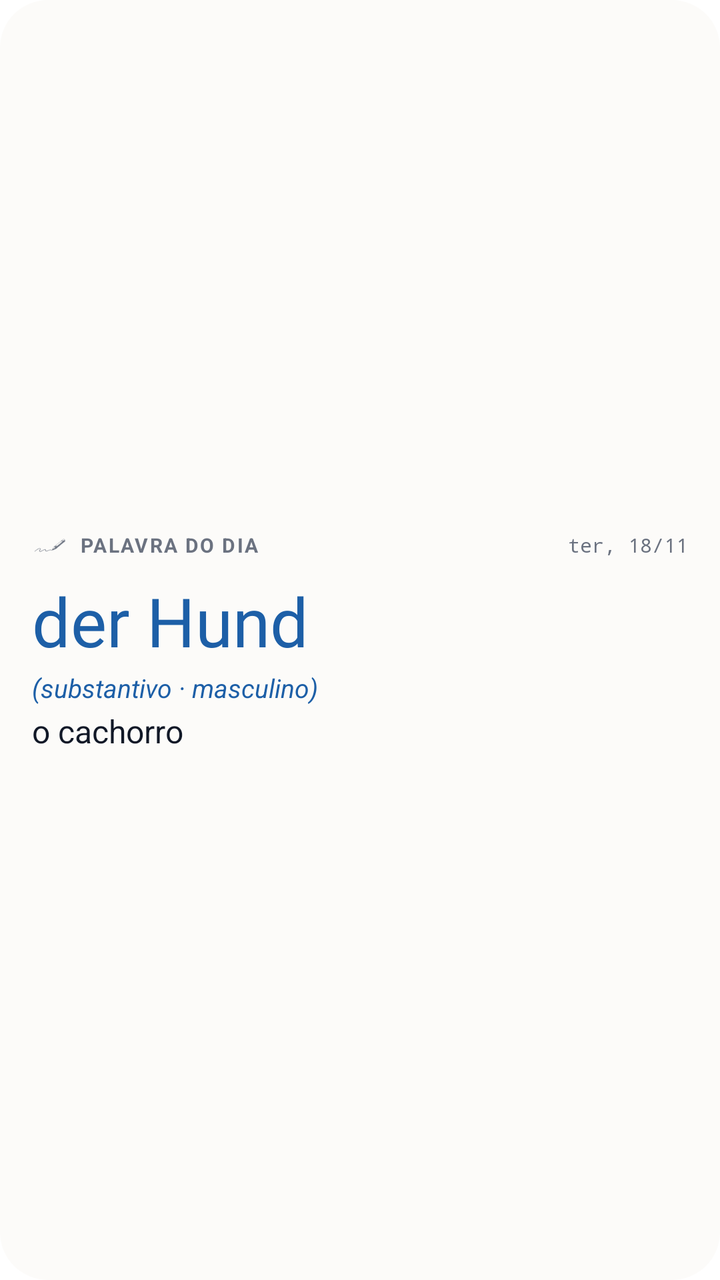
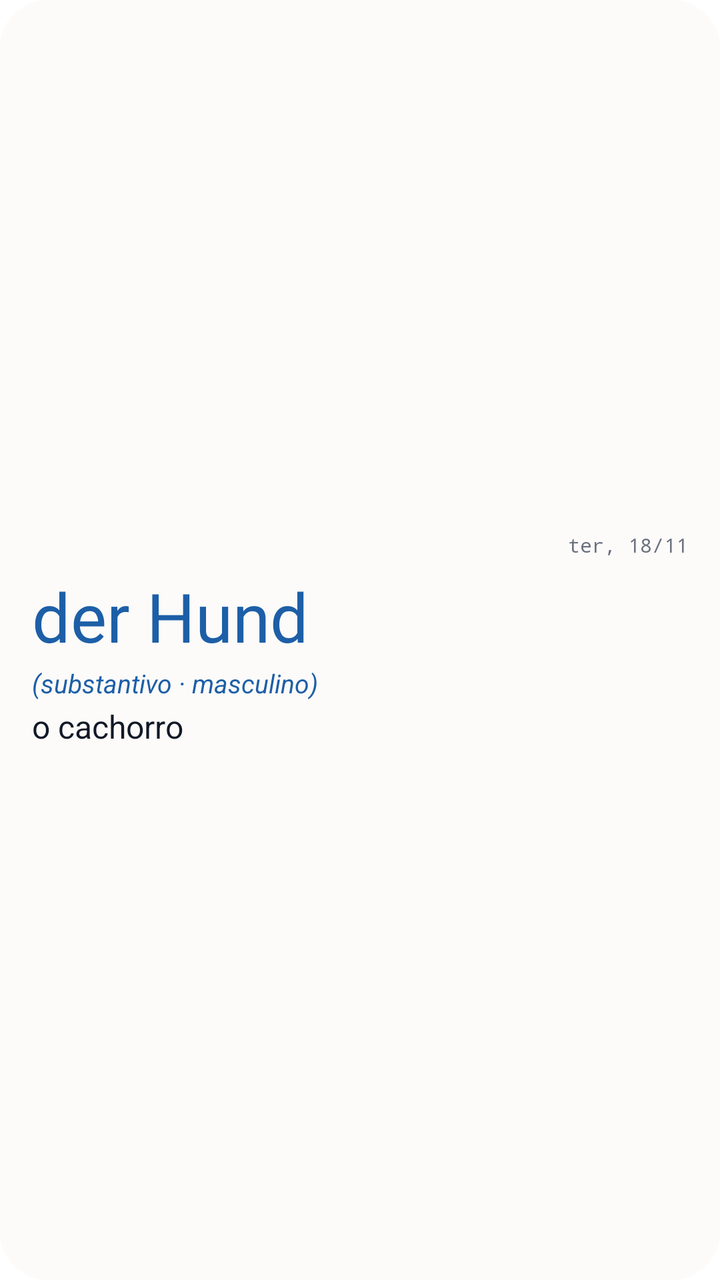

Screens rendered from an Android XML layout before and after an edit, with the pre-edit source and the edit as a unified diff.
<!-- AndroidManifest.xml: fallback theme Theme.MaterialComponents.DayNight.NoActionBar -->
<!-- res/layout/daily_word_widget.xml -->
<?xml version="1.0" encoding="utf-8"?>
<LinearLayout xmlns:android="http://schemas.android.com/apk/res/android"
    android:id="@+id/root"
    android:layout_width="match_parent"
    android:layout_height="match_parent"
    android:background="@drawable/widget_background"
    android:gravity="center_vertical"
    android:orientation="vertical"
    android:padding="16dp">

    <LinearLayout
        android:layout_width="match_parent"
        android:layout_height="wrap_content"
        android:gravity="center_vertical"
        android:orientation="horizontal">

        <ImageView
            android:layout_width="wrap_content"
            android:layout_height="18dp"
            android:adjustViewBounds="true"
            android:contentDescription="@null"
            android:src="@drawable/ic_notification"
            android:tint="@color/widget_subtle" />

        <TextView
            android:layout_width="0dp"
            android:layout_height="wrap_content"
            android:layout_marginStart="6dp"
            android:layout_weight="1"
            android:letterSpacing="0.08"
            android:maxLines="1"
            android:text="@string/widget_title"
            android:textColor="@color/widget_subtle"
            android:textSize="10sp"
            android:textStyle="bold" />

        <TextView
            android:id="@+id/date"
            android:layout_width="wrap_content"
            android:layout_height="wrap_content"
            android:fontFamily="monospace"
            android:maxLines="1"
            android:text="ter, 18/11"
            android:textColor="@color/widget_subtle"
            android:textSize="10sp" />
    </LinearLayout>

    <TextView
        android:id="@+id/word"
        android:layout_width="match_parent"
        android:layout_height="wrap_content"
        android:layout_marginTop="6dp"
        android:ellipsize="end"
        android:fontFamily="@font/newsreader_display_bold"
        android:maxLines="1"
        android:text="der Hund"
        android:textColor="#1D5FA7"
        android:textSize="34sp" />

    <TextView
        android:id="@+id/category"
        android:layout_width="match_parent"
        android:layout_height="wrap_content"
        android:layout_marginTop="2dp"
        android:ellipsize="end"
        android:maxLines="1"
        android:text="(substantivo · masculino)"
        android:textColor="#1D5FA7"
        android:textSize="13sp"
        android:textStyle="italic" />

    <TextView
        android:id="@+id/meaning"
        android:layout_width="match_parent"
        android:layout_height="wrap_content"
        android:layout_marginTop="2dp"
        android:ellipsize="end"
        android:maxLines="2"
        android:text="o cachorro"
        android:textColor="@color/widget_text"
        android:textSize="16sp" />
</LinearLayout>
<!-- resources referenced by this layout -->
<resources>
  <color name="widget_subtle">#6B7280</color>
  <color name="widget_text">#111827</color>
  <!-- drawable ic_notification: png bitmap (drawable-hdpi, 529 bytes) -->
  <!-- drawable widget_background (drawable) -->
  <?xml version="1.0" encoding="utf-8"?>
  <shape xmlns:android="http://schemas.android.com/apk/res/android" android:shape="rectangle">
      <solid android:color="@color/widget_background" />
      <corners android:radius="24dp" />
  </shape>
  <string name="widget_title">PALAVRA DO DIA</string>
  <color name="widget_background">#FCFBF9</color>
</resources>

<!-- the commit's change to res/layout/daily_word_widget.xml (unified diff, before → after) -->
@@ -14,29 +14,10 @@
         android:gravity="center_vertical"
         android:orientation="horizontal">
 
-        <ImageView
-            android:layout_width="wrap_content"
-            android:layout_height="18dp"
-            android:adjustViewBounds="true"
-            android:contentDescription="@null"
-            android:src="@drawable/ic_notification"
-            android:tint="@color/widget_subtle" />
-
-        <TextView
-            android:layout_width="0dp"
-            android:layout_height="wrap_content"
-            android:layout_marginStart="6dp"
-            android:layout_weight="1"
-            android:letterSpacing="0.08"
-            android:maxLines="1"
-            android:text="@string/widget_title"
-            android:textColor="@color/widget_subtle"
-            android:textSize="10sp"
-            android:textStyle="bold" />
-
         <TextView
             android:id="@+id/date"
-            android:layout_width="wrap_content"
+            android:layout_width="match_parent"
+            android:gravity="end"
             android:layout_height="wrap_content"
             android:fontFamily="monospace"
             android:maxLines="1"
<!-- resource entries referenced after the edit -->
@@ -2,14 +2,12 @@
 <resources>
   <color name="widget_subtle">#6B7280</color>
   <color name="widget_text">#111827</color>
-  <!-- drawable ic_notification: png bitmap (drawable-hdpi, 529 bytes) -->
   <!-- drawable widget_background (drawable) -->
   <?xml version="1.0" encoding="utf-8"?>
   <shape xmlns:android="http://schemas.android.com/apk/res/android" android:shape="rectangle">
       <solid android:color="@color/widget_background" />
       <corners android:radius="24dp" />
   </shape>
-  <string name="widget_title">PALAVRA DO DIA</string>
   <color name="widget_background">#FCFBF9</color>
 </resources>
 
